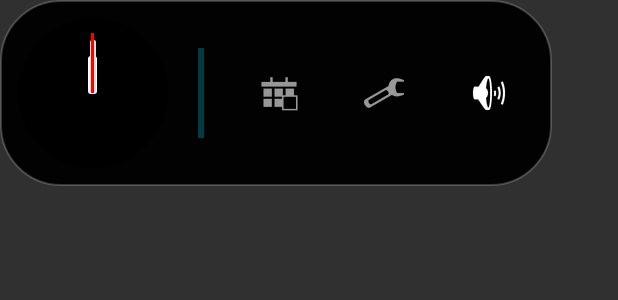
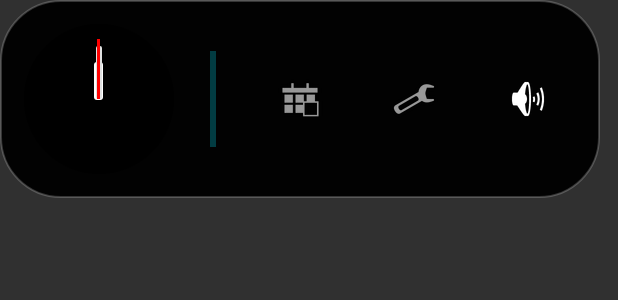
Before and after one commit to RioChx/2026TvBx, an Android app: the layout layout_floating_widget.xml on its own in the app's theme, with its tools: preview values and no code run, on a phone screen of 412 x 824 dp. Shown: the top 300 px of the screen. Run offline under Robolectric (Android 15) with nearby library versions, the phone set to English and light mode, and no system bars.

Commit message:
Add files via upload

```diff
--- a/app/build.gradle
+++ b/app/build.gradle
@@ -9,8 +9,8 @@ android {
         applicationId "com.example.tvfloatingwidget"
         minSdk 26
         targetSdk 34
-        versionCode 18
-        versionName "2.8"
+        versionCode 19
+        versionName "2.9"
     }
     buildFeatures { viewBinding true }
     compileOptions {
--- a/app/src/main/AndroidManifest.xml
+++ b/app/src/main/AndroidManifest.xml
@@ -6,8 +6,8 @@
     <uses-permission android:name="android.permission.FOREGROUND_SERVICE_SPECIAL_USE" />
     <application
         android:allowBackup="true"
-        android:icon="@mipmap/ic_launcher"
-        android:label="TV Dock"
+        android:icon="@drawable/ic_launcher"
+        android:label="TV Dock Pro"
         android:theme="@style/Theme.AppCompat.NoActionBar">
         <service android:name=".FloatingWidgetService" android:enabled="true" android:exported="false" android:foregroundServiceType="specialUse">
             <property android:name="android.app.PROPERTY_SPECIAL_USE_FGS_SUBTYPE" android:value="floating_widget_overlay" />
--- a/app/src/main/java/com/example/tvfloatingwidget/FloatingWidgetService.kt
+++ b/app/src/main/java/com/example/tvfloatingwidget/FloatingWidgetService.kt
@@ -3,8 +3,6 @@ import android.annotation.SuppressLint
 import android.app.*
 import android.content.*
 import android.graphics.*
-import android.graphics.drawable.GradientDrawable
-import android.media.AudioManager
 import android.os.*
 import android.view.*
 import android.widget.*
@@ -40,7 +38,7 @@ class FloatingWidgetService : Service() {
             getSystemService(NotificationManager::class.java).createNotificationChannel(channel)
         }
         val notification = NotificationCompat.Builder(this, channelId)
-            .setContentTitle("TV Dock is Running")
+            .setContentTitle("TV Dock Active")
             .setSmallIcon(android.R.drawable.ic_dialog_info)
             .build()
         if (Build.VERSION.SDK_INT >= 34) {
@@ -68,7 +66,6 @@ class FloatingWidgetService : Service() {
         minuteHand = floatingView.findViewById(R.id.hand_minute)
         secondHand = floatingView.findViewById(R.id.hand_second)
 
-        val clockContainer = floatingView.findViewById<FrameLayout>(R.id.clock_container)
         val controlsRibbon = floatingView.findViewById<View>(R.id.controls_ribbon)
 
         val gestureDetector = GestureDetector(this, object : GestureDetector.SimpleOnGestureListener() {
--- a/app/src/main/res/drawable/ic_launcher.xml
+++ b/app/src/main/res/drawable/ic_launcher.xml
@@ -1 +1 @@
-<vector xmlns:android="http://schemas.android.com/apk/res/android" android:width="108dp" android:height="108dp" android:viewportWidth="108" android:viewportHeight="108"><path android:fillColor="#3DDC84" android:pathData="M0,0h108v108h-108z"/><path android:fillColor="#FFFFFF" android:pathData="M53.98,30.34c-11.66,0 -21.43,8.02 -23.95,18.8h9.87c2.3,-5.47 7.74,-9.31 14.08,-9.31s11.77,3.84 14.08,9.31h9.87c-2.52,-10.78 -12.29,-18.8 -23.95,-18.8z"/></vector>
+<vector xmlns:android="http://schemas.android.com/apk/res/android" android:width="108dp" android:height="108dp" android:viewportWidth="108" android:viewportHeight="108"><path android:fillColor="#00E5FF" android:pathData="M0,0h108v108h-108z"/><path android:fillColor="#FFFFFF" android:pathData="M54,20c-18.7,0 -34,15.3 -34,34s15.3,34 34,34s34-15.3 34-34S72.7,20 54,20zM54,78c-13.2,0-24-10.8-24-24s10.8-24 24-24s24,10.8 24,24S67.2,78 54,78z"/></vector>
--- a/app/src/main/res/layout/layout_floating_widget.xml
+++ b/app/src/main/res/layout/layout_floating_widget.xml
@@ -2,7 +2,7 @@
 <LinearLayout xmlns:android="http://schemas.android.com/apk/res/android"
     android:layout_width="wrap_content" android:layout_height="wrap_content"
     android:orientation="horizontal" android:background="@drawable/rounded_bg"
-    android:gravity="center_vertical" android:padding="12dp">
+    android:gravity="center_vertical" android:padding="16dp">
 
     <FrameLayout android:id="@+id/clock_container" android:layout_width="100dp" android:layout_height="100dp" android:background="@drawable/circle_black">
         <ImageView android:id="@+id/hand_hour" android:layout_width="6dp" android:layout_height="25dp" android:src="@drawable/hand_hour" android:layout_gravity="center" android:layout_marginBottom="12dp" android:transformPivotY="25dp" android:transformPivotX="3dp"/>
@@ -11,9 +11,9 @@
     </FrameLayout>
 
     <LinearLayout android:id="@+id/controls_ribbon" android:layout_width="wrap_content" android:layout_height="wrap_content" android:orientation="horizontal" android:gravity="center_vertical">
-        <View android:layout_width="4dp" android:layout_height="60dp" android:background="#4000E5FF" android:layout_marginHorizontal="20dp"/>
-        <ImageButton android:id="@+id/btn_home" android:layout_width="60dp" android:layout_height="60dp" android:background="?attr/selectableItemBackground" android:src="@android:drawable/ic_menu_today" android:layout_marginEnd="10dp"/>
-        <ImageButton android:id="@+id/btn_recent" android:layout_width="60dp" android:layout_height="60dp" android:background="?attr/selectableItemBackground" android:src="@android:drawable/ic_menu_manage" android:layout_marginEnd="10dp"/>
-        <ImageButton android:id="@+id/btn_volume" android:layout_width="60dp" android:layout_height="60dp" android:background="?attr/selectableItemBackground" android:src="@android:drawable/ic_lock_silent_mode_off"/>
+        <View android:layout_width="4dp" android:layout_height="64dp" android:background="#4000E5FF" android:layout_marginHorizontal="24dp"/>
+        <ImageButton android:id="@+id/btn_home" android:layout_width="64dp" android:layout_height="64dp" android:background="?attr/selectableItemBackground" android:src="@android:drawable/ic_menu_today" android:layout_marginEnd="12dp" android:scaleType="centerInside"/>
+        <ImageButton android:id="@+id/btn_recent" android:layout_width="64dp" android:layout_height="64dp" android:background="?attr/selectableItemBackground" android:src="@android:drawable/ic_menu_manage" android:layout_marginEnd="12dp" android:scaleType="centerInside"/>
+        <ImageButton android:id="@+id/btn_volume" android:layout_width="64dp" android:layout_height="64dp" android:background="?attr/selectableItemBackground" android:src="@android:drawable/ic_lock_silent_mode_off" android:scaleType="centerInside"/>
     </LinearLayout>
 </LinearLayout>
```
Also changed, not shown: 1 other file.
